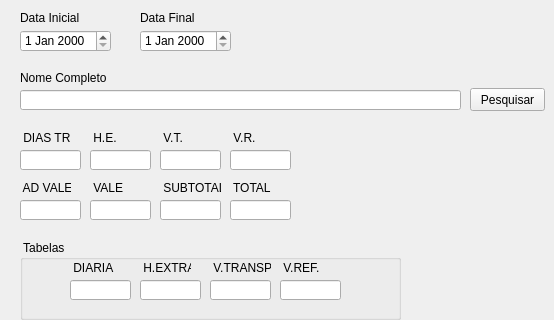
Above: frms/frm_registros.ui from luissantananet/cadastro_colaborador before the change; both pictures show x 0 to 554 and y 0 to 320 of the 554 by 600 pixel window. Below: the same form after it.
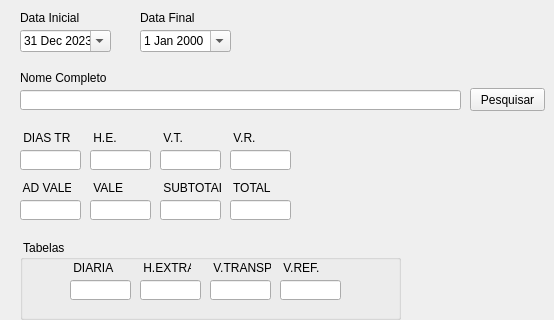
That is the form after the change.

The edit to the form file:
```diff
--- a/frms/frm_registros.ui
+++ b/frms/frm_registros.ui
@@ -87,6 +87,29 @@
       <height>22</height>
      </size>
     </property>
+    <property name="dateTime">
+     <datetime>
+      <hour>21</hour>
+      <minute>0</minute>
+      <second>0</second>
+      <year>2023</year>
+      <month>12</month>
+      <day>31</day>
+     </datetime>
+    </property>
+    <property name="minimumDate">
+     <date>
+      <year>1998</year>
+      <month>12</month>
+      <day>31</day>
+     </date>
+    </property>
+    <property name="calendarPopup">
+     <bool>true</bool>
+    </property>
+    <property name="timeSpec">
+     <enum>Qt::TimeZone</enum>
+    </property>
    </widget>
    <widget class="QDateEdit" name="datafinal">
     <property name="geometry">
@@ -97,6 +120,18 @@
       <height>22</height>
      </rect>
     </property>
+    <property name="inputMethodHints">
+     <set>Qt::ImhNone</set>
+    </property>
+    <property name="showGroupSeparator" stdset="0">
+     <bool>true</bool>
+    </property>
+    <property name="calendarPopup">
+     <bool>true</bool>
+    </property>
+    <property name="timeSpec">
+     <enum>Qt::UTC</enum>
+    </property>
    </widget>
    <widget class="QLabel" name="label_2">
     <property name="geometry">
```
